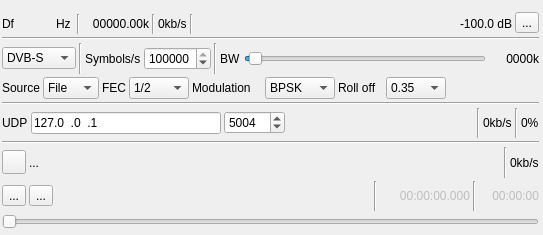
The window that plugins/channeltx/moddatv/datvmodgui.ui (f4exb/sdrangel) describes before a commit, drawn with Qt 5.
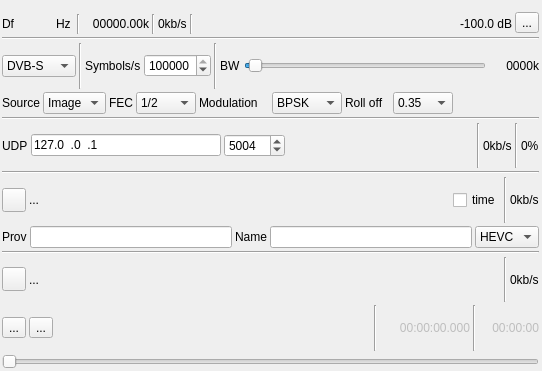
The same window after the commit. Icons and pictures are not drawn. Custom widgets are drawn as their Qt base class.

Commit message: DATV modulator: implement still image source for the TS. Fixes #2454

Patch:
```diff
--- a/plugins/channeltx/moddatv/datvmodgui.ui
+++ b/plugins/channeltx/moddatv/datvmodgui.ui
@@ -6,8 +6,8 @@
    <rect>
     <x>0</x>
     <y>0</y>
-    <width>543</width>
-    <height>235</height>
+    <width>542</width>
+    <height>371</height>
    </rect>
   </property>
   <property name="sizePolicy">
@@ -46,7 +46,7 @@
      <x>0</x>
      <y>10</y>
      <width>541</width>
-     <height>221</height>
+     <height>361</height>
     </rect>
    </property>
    <property name="windowTitle">
@@ -357,6 +357,11 @@
         <property name="toolTip">
          <string>Source of MPEG transport stream to transmit</string>
         </property>
+        <item>
+         <property name="text">
+          <string>Image</string>
+         </property>
+        </item>
         <item>
          <property name="text">
           <string>File</string>
@@ -603,6 +608,138 @@
       </property>
      </widget>
     </item>
+    <item>
+     <layout class="QHBoxLayout" name="tsImageLayout">
+      <item>
+       <widget class="QPushButton" name="tsImageDialog">
+        <property name="minimumSize">
+         <size>
+          <width>24</width>
+          <height>24</height>
+         </size>
+        </property>
+        <property name="maximumSize">
+         <size>
+          <width>24</width>
+          <height>24</height>
+         </size>
+        </property>
+        <property name="toolTip">
+         <string>Open still image</string>
+        </property>
+        <property name="text">
+         <string/>
+        </property>
+        <property name="icon">
+         <iconset resource="../../../sdrgui/resources/res.qrc">
+          <normaloff>:/picture.png</normaloff>:/picture.png</iconset>
+        </property>
+       </widget>
+      </item>
+      <item>
+       <widget class="QLabel" name="tsImageFileText">
+        <property name="sizePolicy">
+         <sizepolicy hsizetype="Expanding" vsizetype="Preferred">
+          <horstretch>0</horstretch>
+          <verstretch>0</verstretch>
+         </sizepolicy>
+        </property>
+        <property name="text">
+         <string>...</string>
+        </property>
+       </widget>
+      </item>
+      <item>
+       <widget class="QCheckBox" name="tsImageTimestamp">
+        <property name="toolTip">
+         <string>Show current time on the image</string>
+        </property>
+        <property name="text">
+         <string>time</string>
+        </property>
+       </widget>
+      </item>
+      <item>
+       <widget class="Line" name="line_11">
+        <property name="orientation">
+         <enum>Qt::Vertical</enum>
+        </property>
+       </widget>
+      </item>
+      <item>
+       <widget class="QLabel" name="tsImageFileBitrate">
+        <property name="sizePolicy">
+         <sizepolicy hsizetype="Minimum" vsizetype="Preferred">
+          <horstretch>0</horstretch>
+          <verstretch>0</verstretch>
+         </sizepolicy>
+        </property>
+        <property name="toolTip">
+         <string>Image TS bitrate</string>
+        </property>
+        <property name="text">
+         <string>0kb/s</string>
+        </property>
+       </widget>
+      </item>
+     </layout>
+    </item>
+    <item>
+     <layout class="QHBoxLayout" name="horizontalLayout">
+      <item>
+       <widget class="QLabel" name="imageServiceProviderLabel">
+        <property name="text">
+         <string>Prov</string>
+        </property>
+       </widget>
+      </item>
+      <item>
+       <widget class="QLineEdit" name="imageServiceProvider">
+        <property name="toolTip">
+         <string>Service provider for the still image transmission</string>
+        </property>
+       </widget>
+      </item>
+      <item>
+       <widget class="QLabel" name="imageServiceNameLabel">
+        <property name="text">
+         <string>Name</string>
+        </property>
+       </widget>
+      </item>
+      <item>
+       <widget class="QLineEdit" name="imageServiceName">
+        <property name="toolTip">
+         <string>Service name for the still image transmission</string>
+        </property>
+       </widget>
+      </item>
+      <item>
+       <widget class="QComboBox" name="imageCodec">
+        <property name="toolTip">
+         <string>Codec for image encoding</string>
+        </property>
+        <item>
+         <property name="text">
+          <string>HEVC</string>
+         </property>
+        </item>
+        <item>
+         <property name="text">
+          <string>H264</string>
+         </property>
+        </item>
+       </widget>
+      </item>
+     </layout>
+    </item>
+    <item>
+     <widget class="Line" name="line_6">
+      <property name="orientation">
+       <enum>Qt::Horizontal</enum>
+      </property>
+     </widget>
+    </item>
     <item>
      <layout class="QHBoxLayout" name="tsFileLayout">
       <item>
```
The commit also changes 24 other files.
